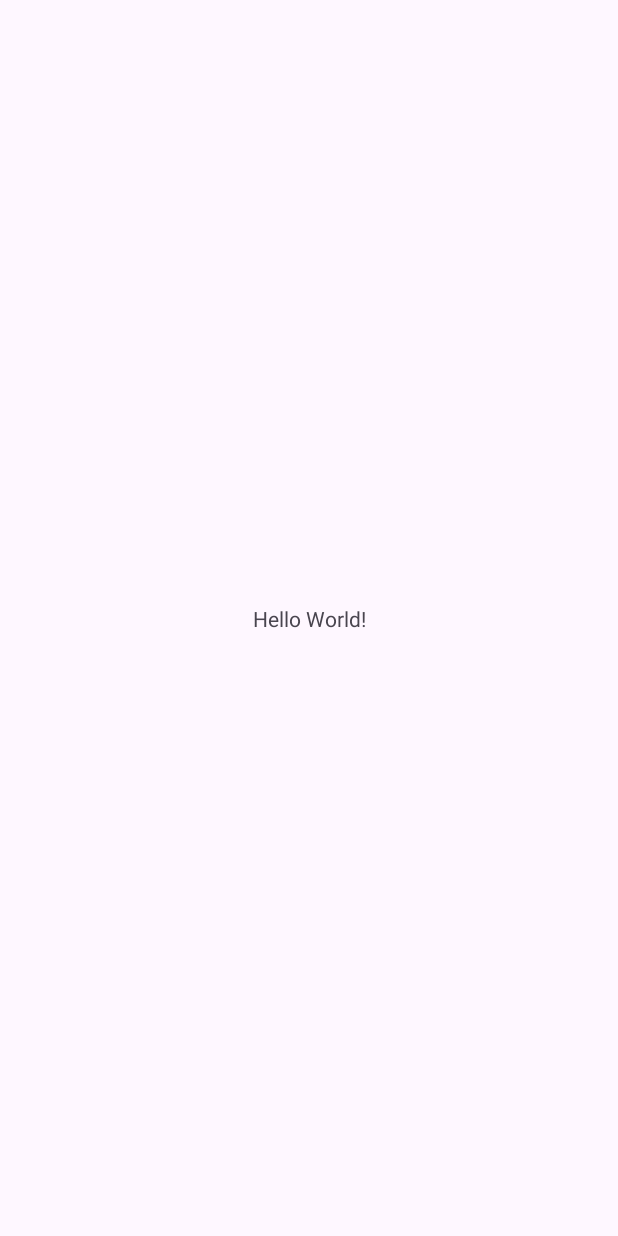
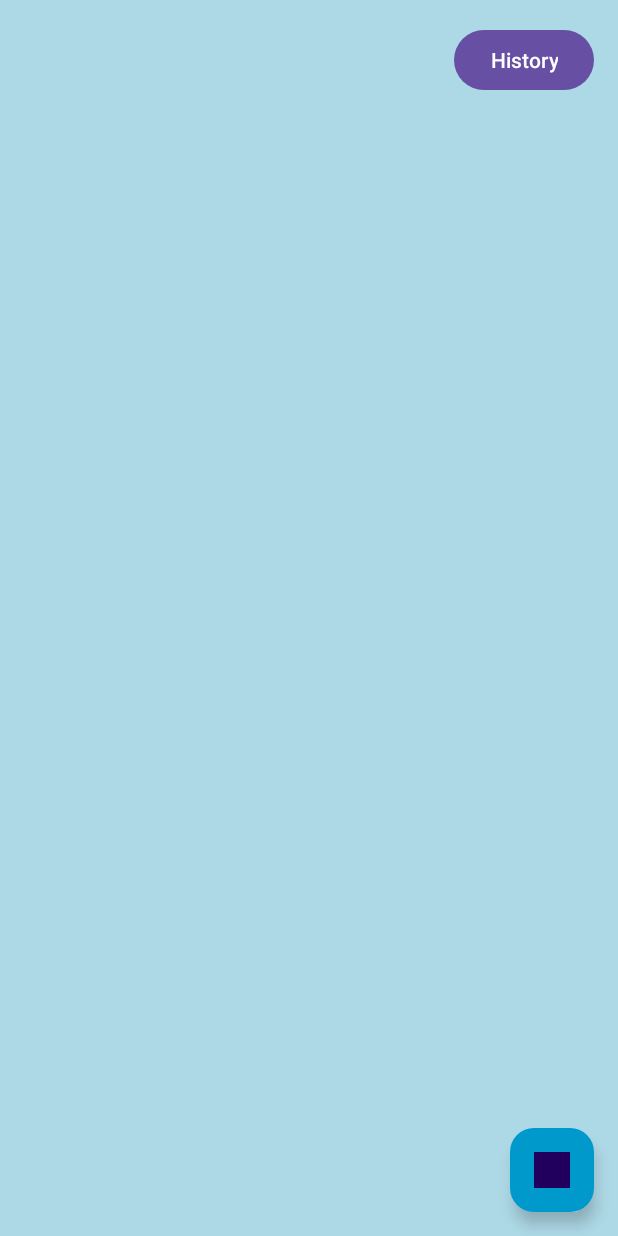
Before and after one commit to Iniyan2003R/TODo-Project, an Android app: the screen it shows after launch (MainActivity), on a phone screen of 412 x 824 dp. Before the commit the screen is almost empty. Run offline under Robolectric (Android 15) with nearby library versions, the phone set to English and light mode, and no system bars.

Commit message:
Updated the initial code
Signed-off-by: Iniyan2003R <iniyan987@gmail.com>

```diff
--- a/ToDoProject/app/src/main/java/com/example/todoproject/MainActivity.java
+++ b/ToDoProject/app/src/main/java/com/example/todoproject/MainActivity.java
@@ -1,24 +1,61 @@
 package com.example.todoproject;
 
+import android.content.Intent;
 import android.os.Bundle;
+import android.view.View;
+import androidx.appcompat.app.AppCompatActivity;
+import androidx.recyclerview.widget.LinearLayoutManager;
+import androidx.recyclerview.widget.RecyclerView;
+import com.google.android.material.floatingactionbutton.FloatingActionButton;
+import java.util.List;
 
-import androidx.activity.EdgeToEdge;
-import androidx.appcompat.app.AppCompatActivity;
-import androidx.core.graphics.Insets;
-import androidx.core.view.ViewCompat;
-import androidx.core.view.WindowInsetsCompat;
-
-public class MainActivity extends AppCompatActivity {
+public class MainActivity extends AppCompatActivity implements TaskAdapter.TaskAdapterListener {
+    private RecyclerView recyclerView;
+    private TaskAdapter adapter;
+    private SQLiteHelper dbHelper;
 
     @Override
     protected void onCreate(Bundle savedInstanceState) {
         super.onCreate(savedInstanceState);
-        EdgeToEdge.enable(this);
         setContentView(R.layout.activity_main);
-        ViewCompat.setOnApplyWindowInsetsListener(findViewById(R.id.main), (v, insets) -> {
-            Insets systemBars = insets.getInsets(WindowInsetsCompat.Type.systemBars());
-            v.setPadding(systemBars.left, systemBars.top, systemBars.right, systemBars.bottom);
-            return insets;
+
+        dbHelper = new SQLiteHelper(this);
+        recyclerView = findViewById(R.id.recyclerView);
+        recyclerView.setLayoutManager(new LinearLayoutManager(this));
+
+        loadTasks();
+
+        FloatingActionButton fab = findViewById(R.id.fab);
+        fab.setOnClickListener(view -> {
+            // Code to add a new task (e.g., open dialog or activity)
+        });
+
+        findViewById(R.id.historyButton).setOnClickListener(v -> {
+            Intent intent = new Intent(MainActivity.this, TaskHistoryActivity.class);
+            startActivity(intent);
         });
     }
+
+    private void loadTasks() {
+        List<Task> tasks = dbHelper.getTasks();
+        adapter = new TaskAdapter(tasks, this);
+        recyclerView.setAdapter(adapter);
+    }
+
+    @Override
+    public void onEditTask(Task task) {
+        // Code to edit task
+    }
+
+    @Override
+    public void onDeleteTask(Task task) {
+        dbHelper.deleteTask(task.getId());
+        loadTasks();
+    }
+
+    @Override
+    public void onCompleteTask(Task task) {
+        dbHelper.markTaskCompleted(task.getId());
+        loadTasks();
+    }
 }
--- /dev/null
+++ b/ToDoProject/app/src/main/java/com/example/todoproject/SQLiteHelper.java
@@ -0,0 +1,72 @@
+package com.example.todoproject;
+
+import android.content.ContentValues;
+import android.content.Context;
+import android.database.Cursor;
+import android.database.sqlite.SQLiteDatabase;
+import android.database.sqlite.SQLiteOpenHelper;
+import java.util.ArrayList;
+import java.util.List;
+
+public class SQLiteHelper extends SQLiteOpenHelper {
+
+    private static final String DATABASE_NAME = "TasksDB";
+    private static final int DATABASE_VERSION = 1;
+    private static final String TABLE_TASKS = "tasks";
+
+    public SQLiteHelper(Context context) {
+        super(context, DATABASE_NAME, null, DATABASE_VERSION);
+    }
+
+    @Override
+    public void onCreate(SQLiteDatabase db) {
+        String createTable = "CREATE TABLE " + TABLE_TASKS +
+                "(id INTEGER PRIMARY KEY AUTOINCREMENT, name TEXT, completed INTEGER)";
+        db.execSQL(createTable);
+    }
+
+    @Override
+    public void onUpgrade(SQLiteDatabase db, int oldVersion, int newVersion) {
+        // For now, we’ll simply drop the table and recreate it on upgrade
+        db.execSQL("DROP TABLE IF EXISTS " + TABLE_TASKS);
+        onCreate(db);
+    }
+
+    public List<Task> getTasks() {
+        List<Task> tasks = new ArrayList<>();
+        SQLiteDatabase db = this.getReadableDatabase();
+        Cursor cursor = db.rawQuery("SELECT * FROM " + TABLE_TASKS + " WHERE completed = 0", null);
+        if (cursor.moveToFirst()) {
+            do {
+                tasks.add(new Task(cursor.getInt(0), cursor.getString(1), cursor.getInt(2) == 1));
+            } while (cursor.moveToNext());
+        }
+        cursor.close();
+        return tasks;
+    }
+
+    public List<Task> getCompletedTasks() {
+        List<Task> tasks = new ArrayList<>();
+        SQLiteDatabase db = this.getReadableDatabase();
+        Cursor cursor = db.rawQuery("SELECT * FROM " + TABLE_TASKS + " WHERE completed = 1", null);
+        if (cursor.moveToFirst()) {
+            do {
+                tasks.add(new Task(cursor.getInt(0), cursor.getString(1), cursor.getInt(2) == 1));
+            } while (cursor.moveToNext());
+        }
+        cursor.close();
+        return tasks;
+    }
+
+    public void deleteTask(int id) {
+        SQLiteDatabase db = this.getWritableDatabase();
+        db.delete(TABLE_TASKS, "id = ?", new String[]{String.valueOf(id)});
+    }
+
+    public void markTaskCompleted(int id) {
+        SQLiteDatabase db = this.getWritableDatabase();
+        ContentValues values = new ContentValues();
+        values.put("completed", 1);
+        db.update(TABLE_TASKS, values, "id = ?", new String[]{String.valueOf(id)});
+    }
+}
--- /dev/null
+++ b/ToDoProject/app/src/main/java/com/example/todoproject/TaskAdapter.java
@@ -0,0 +1,67 @@
+package com.example.todoproject;
+
+import android.view.LayoutInflater;
+import android.view.View;
+import android.view.ViewGroup;
+import android.widget.Button;
+import android.widget.TextView;
+import androidx.annotation.NonNull;
+import androidx.recyclerview.widget.RecyclerView;
+import java.util.List;
+
+public class TaskAdapter extends RecyclerView.Adapter<TaskAdapter.TaskViewHolder> {
+    private List<Task> tasks;
+    private TaskAdapterListener listener;
+
+    public TaskAdapter(List<Task> tasks, TaskAdapterListener listener) {
+        this.tasks = tasks;
+        this.listener = listener;
+    }
+
+    @NonNull
+    @Override
+    public TaskViewHolder onCreateViewHolder(@NonNull ViewGroup parent, int viewType) {
+        View view = LayoutInflater.from(parent.getContext())
+                .inflate(R.layout.task_item, parent, false);
+        return new TaskViewHolder(view);
+    }
+
+    @Override
+    public void onBindViewHolder(@NonNull TaskViewHolder holder, int position) {
+        Task task = tasks.get(position);
+        holder.taskName.setText(task.getName());
+        holder.editButton.setOnClickListener(v -> {
+            if (listener != null) listener.onEditTask(task);
+        });
+        holder.deleteButton.setOnClickListener(v -> {
+            if (listener != null) listener.onDeleteTask(task);
+        });
+        holder.completeButton.setOnClickListener(v -> {
+            if (listener != null) listener.onCompleteTask(task);
+        });
+    }
+
+    @Override
+    public int getItemCount() {
+        return tasks.size();
+    }
+
+    public static class TaskViewHolder extends RecyclerView.ViewHolder {
+        TextView taskName;
+        Button editButton, deleteButton, completeButton;
+
+        public TaskViewHolder(@NonNull View itemView) {
+            super(itemView);
+            taskName = itemView.findViewById(R.id.taskName);
+            editButton = itemView.findViewById(R.id.editButton);
+            deleteButton = itemView.findViewById(R.id.deleteButton);
+            completeButton = itemView.findViewById(R.id.completeButton);
+        }
+    }
+
+    public interface TaskAdapterListener {
+        void onEditTask(Task task);
+        void onDeleteTask(Task task);
+        void onCompleteTask(Task task);
+    }
+}
--- a/ToDoProject/app/src/main/res/layout/activity_main.xml
+++ b/ToDoProject/app/src/main/res/layout/activity_main.xml
@@ -1,19 +1,33 @@
-<?xml version="1.0" encoding="utf-8"?>
-<androidx.constraintlayout.widget.ConstraintLayout xmlns:android="http://schemas.android.com/apk/res/android"
+<RelativeLayout xmlns:android="http://schemas.android.com/apk/res/android"
     xmlns:app="http://schemas.android.com/apk/res-auto"
-    xmlns:tools="http://schemas.android.com/tools"
-    android:id="@+id/main"
     android:layout_width="match_parent"
     android:layout_height="match_parent"
-    tools:context=".MainActivity">
+    android:background="#ADD8E6"> <!-- Light blue background -->
 
-    <TextView
+    <Button
+        android:id="@+id/historyButton"
         android:layout_width="wrap_content"
         android:layout_height="wrap_content"
-        android:text="Hello World!"
-        app:layout_constraintBottom_toBottomOf="parent"
-        app:layout_constraintEnd_toEndOf="parent"
-        app:layout_constraintStart_toStartOf="parent"
-        app:layout_constraintTop_toTopOf="parent" />
+        android:text="History"
+        android:layout_alignParentTop="true"
+        android:layout_alignParentEnd="true"
+        android:layout_margin="16dp"/>
 
-</androidx.constraintlayout.widget.ConstraintLayout>
+    <androidx.recyclerview.widget.RecyclerView
+        android:id="@+id/recyclerView"
+        android:layout_width="match_parent"
+        android:layout_height="0dp"
+        android:layout_below="@id/historyButton"
+        android:layout_above="@id/fab"
+        android:layout_marginTop="16dp"/>
+
+    <com.google.android.material.floatingactionbutton.FloatingActionButton
+        android:id="@+id/fab"
+        android:layout_width="wrap_content"
+        android:layout_height="wrap_content"
+        android:src="@drawable/add"
+    app:backgroundTint="#0099CC"
+    android:layout_alignParentBottom="true"
+    android:layout_alignParentEnd="true"
+    android:layout_margin="16dp"/>
+</RelativeLayout>
```
Also changed, not shown: ToDoProject/app/src/main/java/com/example/todoproject/SplashScreenActivity.java (added, +20 -0 lines), ToDoProject/app/src/main/java/com/example/todoproject/Task.java (added, +17 -0 lines), ToDoProject/app/src/main/java/com/example/todoproject/TaskHistoryActivity.java (added, +27 -0 lines), ToDoProject/app/src/main/res/layout/activity_home.xml (added, +8 -0 lines), ToDoProject/app/src/main/res/layout/activity_splash_screen.xml (added, +12 -0 lines), ToDoProject/app/src/main/res/layout/activity_task_history.xml (added, +11 -0 lines), ToDoProject/app/src/main/res/layout/task_item.xml (added, +41 -0 lines), ToDoProject/app/src/main/res/drawable/add.jpg (added).
